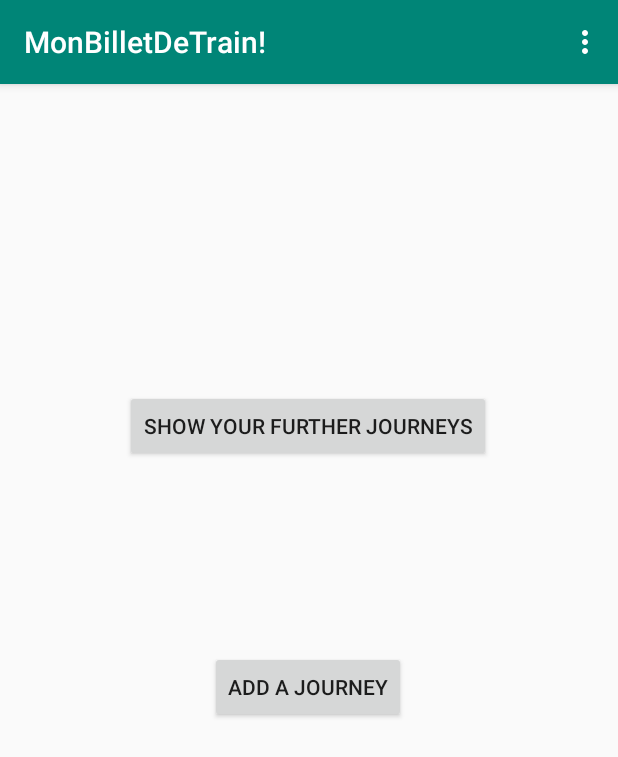
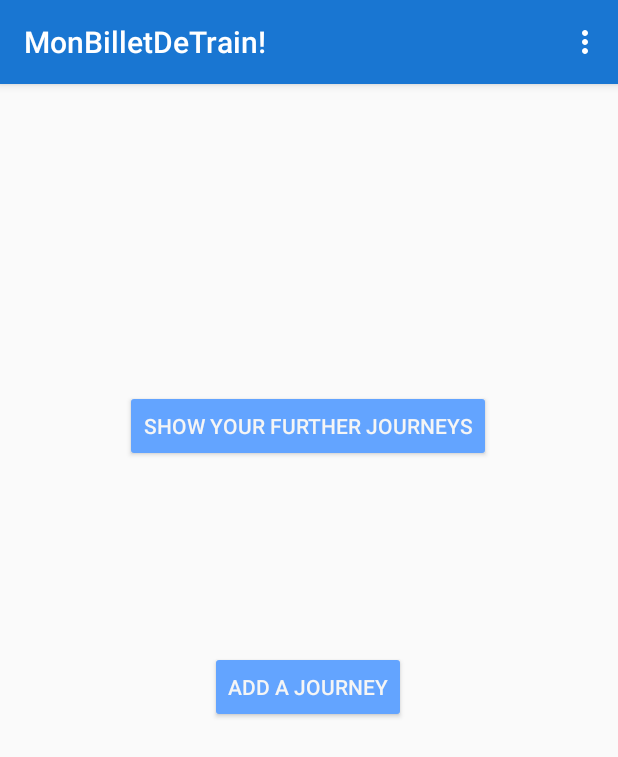
Before and after one commit to paul-henriz/MonBilletDeTrain, an Android app: the screen it shows after launch (MainActivity), on a phone screen of 412 x 824 dp. Shown: the top 757 px of the screen. Run offline under Robolectric (Android 15) with nearby library versions, the phone set to English and light mode, and no system bars.

Commit message:
Changement couleurs
Signed-off-by: Paul-Henri Zimmerlin <paulhenri.zimmerlin@gmail.com>

```diff
--- a/app/src/main/res/layout/activity_add_journey.xml
+++ b/app/src/main/res/layout/activity_add_journey.xml
@@ -141,7 +141,9 @@
             android:id="@+id/send_add_journey"
             android:layout_width="match_parent"
             android:layout_height="wrap_content"
-            android:text="@string/add_journey_button" />
+            android:backgroundTint="@color/colorAccent"
+            android:text="@string/add_journey_button"
+            android:textColor="@color/colorText" />
 
     </LinearLayout>
 </androidx.constraintlayout.widget.ConstraintLayout>
--- a/app/src/main/res/layout/activity_main.xml
+++ b/app/src/main/res/layout/activity_main.xml
@@ -11,8 +11,10 @@
         android:layout_width="wrap_content"
         android:layout_height="wrap_content"
         android:layout_marginTop="56dp"
+        android:backgroundTint="@color/colorAccent"
         android:gravity="center"
         android:text="@string/btn_add_journey"
+        android:textColor="@color/colorText"
         app:layout_constraintBottom_toBottomOf="parent"
         app:layout_constraintEnd_toEndOf="parent"
         app:layout_constraintHorizontal_bias="0.498"
@@ -25,8 +27,10 @@
         android:layout_width="wrap_content"
         android:layout_height="wrap_content"
         android:layout_marginTop="204dp"
+        android:backgroundTint="@color/colorAccent"
         android:gravity="center"
         android:text="@string/btn_list_journey"
+        android:textColor="@color/colorText"
         app:layout_constraintEnd_toEndOf="parent"
         app:layout_constraintHorizontal_bias="0.498"
         app:layout_constraintStart_toStartOf="parent"
--- a/app/src/main/res/values/colors.xml
+++ b/app/src/main/res/values/colors.xml
@@ -1,6 +1,7 @@
 <?xml version="1.0" encoding="utf-8"?>
 <resources>
-    <color name="colorPrimary">#008577</color>
-    <color name="colorPrimaryDark">#00574B</color>
-    <color name="colorAccent">#D81B60</color>
+    <color name="colorPrimary">#1976d2</color>
+    <color name="colorPrimaryDark">#004ba0</color>
+    <color name="colorAccent">#63a4ff</color>
+    <color name="colorText">#f5f5f5</color>
 </resources>
```
